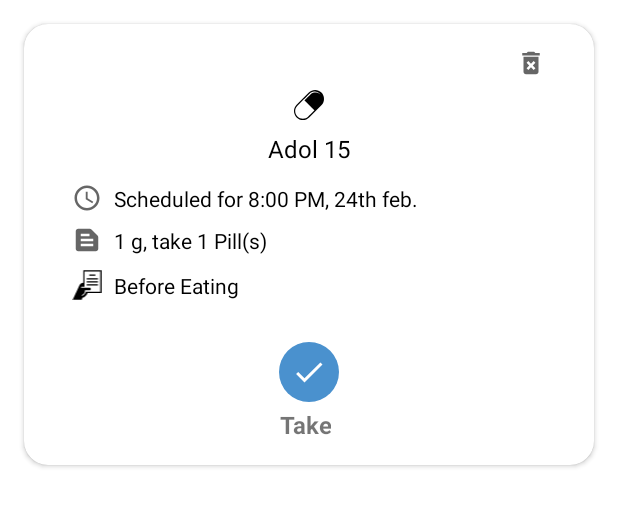
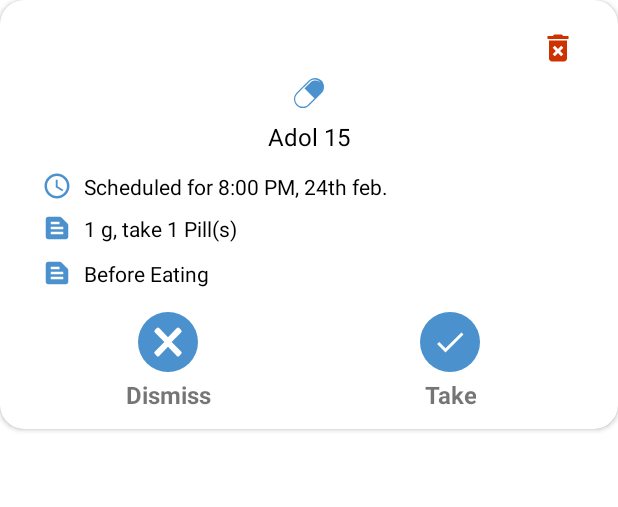
Before and after one commit to mahmoudmorsy201/Aurora, an Android app: the layout dialog_dose_details.xml on its own in the app's theme, with its tools: preview values and no code run, on a phone screen of 412 x 824 dp. Shown: the top 507 px of the screen. Run offline under Robolectric (Android 15) with nearby library versions, the phone set to English and light mode, and no system bars.

Commit message:
Dosage Details dialog with handlers, mark dosage as taken, delete Dosage, dismiss dialog handler

```diff
--- a/Aurora/app/src/main/java/com/iti/aurora/MainActivity.java
+++ b/Aurora/app/src/main/java/com/iti/aurora/MainActivity.java
@@ -29,8 +29,8 @@ public class MainActivity extends AppCompatActivity {
         bottomNavigationView.setOnNavigationItemReselectedListener(menuItem -> {
         });
 
-        PermissionUtil.requestIgnorePowerOptimize(getApplicationContext());
-        PermissionUtil.checkOverlayPermission(getApplicationContext());
+//        PermissionUtil.requestIgnorePowerOptimize(getApplicationContext());
+//        PermissionUtil.checkOverlayPermission(getApplicationContext());
     }
 
 }
--- a/Aurora/app/src/main/java/com/iti/aurora/addmedicine/view/AddMedicineActivity.java
+++ b/Aurora/app/src/main/java/com/iti/aurora/addmedicine/view/AddMedicineActivity.java
@@ -204,7 +204,6 @@ public class AddMedicineActivity extends AppCompatActivity implements AddMedicin
         medicine.setReasonOfTaking(String.valueOf(reason_inputEditText.getText()));
         List<DaysOfWeek> daysSelected = selectDaysAlertDialog.getSelectedDaysFromDialog();
 
-
         addMedicine(medicine, selectedStartDate, selectedEndDate.plusMinutes(2),
                 RecurrencyModel.valueOf(recurrencyAddMedication_spinner.getSelectedItem().toString().replace(' ', '_')),
                 daysSelected
@@ -214,7 +213,7 @@ public class AddMedicineActivity extends AppCompatActivity implements AddMedicin
 
     @Override
     public void addMedicine(Medicine medicine, DateTime startDate, DateTime endDate, RecurrencyModel recurrencyModel, List<DaysOfWeek> daysSelected) {
-        addMedicinePresenterInterface.addMedicineToDB(medicine, startDate, endDate, recurrencyModel,daysSelected);
+        addMedicinePresenterInterface.addMedicineToDB(medicine, startDate, endDate, recurrencyModel, daysSelected);
         //TODO
         Toast.makeText(AddMedicineActivity.this, "Medicine Added", Toast.LENGTH_SHORT).show();
         Intent intent = new Intent(AddMedicineActivity.this, MainActivity.class);
--- /dev/null
+++ b/Aurora/app/src/main/res/drawable/ic_cancel.xml
@@ -0,0 +1,10 @@
+<vector xmlns:android="http://schemas.android.com/apk/res/android"
+    android:width="24dp"
+    android:height="24dp"
+    android:viewportWidth="42"
+    android:viewportHeight="42">
+  <path
+      android:fillColor="#FF000000"
+      android:pathData="M21.002,26.588l10.357,10.604c1.039,1.072 1.715,1.083 2.773,0l2.078,-2.128c1.018,-1.042 1.087,-1.726 0,-2.839L25.245,21L36.211,9.775c1.027,-1.055 1.047,-1.767 0,-2.84l-2.078,-2.127c-1.078,-1.104 -1.744,-1.053 -2.773,0L21.002,15.412L10.645,4.809c-1.029,-1.053 -1.695,-1.104 -2.773,0L5.794,6.936c-1.048,1.073 -1.029,1.785 0,2.84L16.759,21L5.794,32.225c-1.087,1.113 -1.029,1.797 0,2.839l2.077,2.128c1.049,1.083 1.725,1.072 2.773,0L21.002,26.588z"
+      android:fillType="evenOdd"/>
+</vector>
--- a/Aurora/app/src/main/res/layout/dialog_dose_details.xml
+++ b/Aurora/app/src/main/res/layout/dialog_dose_details.xml
@@ -3,23 +3,24 @@
     xmlns:app="http://schemas.android.com/apk/res-auto"
     android:layout_width="match_parent"
     android:layout_height="wrap_content"
-    android:layout_margin="16dp"
     app:cardCornerRadius="16dp">
 
     <androidx.constraintlayout.widget.ConstraintLayout
+        android:minWidth="360dp"
         android:layout_width="match_parent"
-        android:layout_height="match_parent"
-        android:padding="16dp">
+        android:layout_height="wrap_content"
+        android:padding="12dp">
 
         <ImageView
+            android:layout_marginTop="8dp"
             android:id="@+id/deleteDoseImageView"
-            android:layout_width="20dp"
-            android:layout_height="20dp"
+            android:layout_width="24dp"
+            android:layout_height="24dp"
             android:layout_marginEnd="16dp"
-            android:backgroundTint="@color/primary_color"
             android:src="@drawable/ic_baseline_delete_forever_24"
             app:layout_constraintEnd_toEndOf="parent"
-            app:layout_constraintTop_toTopOf="parent" />
+            app:layout_constraintTop_toTopOf="parent"
+            app:tint="@color/warning" />
 
         <ImageView
             android:id="@+id/medicineFormImageView"
@@ -29,7 +30,8 @@
             android:src="@drawable/ic_medicine_pill"
             app:layout_constraintEnd_toEndOf="parent"
             app:layout_constraintStart_toStartOf="parent"
-            app:layout_constraintTop_toBottomOf="@id/deleteDoseImageView" />
+            app:layout_constraintTop_toBottomOf="@id/deleteDoseImageView"
+            app:tint="@color/primary_color" />
 
         <TextView
             android:id="@+id/medicineNameTextView"
@@ -52,10 +54,12 @@
             android:backgroundTint="@color/primary_color"
             android:src="@drawable/ic_baseline_schedule_24"
             app:layout_constraintStart_toStartOf="parent"
-            app:layout_constraintTop_toBottomOf="@id/medicineNameTextView" />
+            app:layout_constraintTop_toBottomOf="@id/medicineNameTextView"
+            app:tint="@color/primary_color" />
 
 
         <TextView
+            android:id="@+id/doseTimeTextView"
             android:layout_width="wrap_content"
             android:layout_height="wrap_content"
             android:layout_marginStart="8dp"
@@ -73,9 +77,11 @@
             android:layout_marginTop="8dp"
             android:src="@drawable/ic_baseline_text_snippet_24"
             app:layout_constraintStart_toStartOf="@id/scheduleIconImageView"
-            app:layout_constraintTop_toBottomOf="@id/scheduleIconImageView" />
+            app:layout_constraintTop_toBottomOf="@id/scheduleIconImageView"
+            app:tint="@color/primary_color" />
 
         <TextView
+            android:id="@+id/strengthAndDosageTextView"
             android:layout_width="wrap_content"
             android:layout_height="wrap_content"
             android:layout_marginStart="8dp"
@@ -91,11 +97,13 @@
             android:layout_width="20dp"
             android:layout_height="20dp"
             android:layout_marginTop="10dp"
-            android:src="@drawable/ic_document_read"
+            android:src="@drawable/ic_baseline_text_snippet_24"
             app:layout_constraintStart_toStartOf="@id/doseStrengthIconImageView"
-            app:layout_constraintTop_toBottomOf="@id/doseStrengthIconImageView" />
+            app:layout_constraintTop_toBottomOf="@id/doseStrengthIconImageView"
+            app:tint="@color/primary_color" />
 
         <TextView
+            android:id="@+id/medicineInstructionsTextView"
             android:layout_width="wrap_content"
             android:layout_height="wrap_content"
             android:layout_marginStart="8dp"
@@ -108,24 +116,17 @@
             app:layout_constraintTop_toTopOf="@id/instructionsIconImageView" />
 
 
-
-        <LinearLayout
-            android:layout_marginTop="12dp"
-            android:layout_width="wrap_content"
-            android:layout_height="wrap_content"
-            android:orientation="vertical"
-            app:layout_constraintEnd_toEndOf="parent"
-            app:layout_constraintStart_toStartOf="parent"
-            app:layout_constraintTop_toBottomOf="@id/instructionsIconImageView">
-
         <ImageButton
             android:id="@+id/takeDoseImageButton"
             android:layout_width="wrap_content"
             android:layout_height="wrap_content"
             android:layout_marginTop="16dp"
+            android:layout_marginEnd="80dp"
             android:background="@drawable/button_add_medication"
             android:padding="8dp"
             android:src="@drawable/ic_baseline_done_24"
+            app:layout_constraintEnd_toEndOf="parent"
+            app:layout_constraintTop_toBottomOf="@id/instructionsIconImageView"
             app:tint="@color/white" />
 
         <TextView
@@ -135,9 +136,38 @@
             android:text="@string/take"
             android:textAlignment="center"
             android:textSize="16sp"
-                android:textStyle="bold" />
+            android:textStyle="bold"
+            app:layout_constraintEnd_toEndOf="@+id/takeDoseImageButton"
+            app:layout_constraintStart_toStartOf="@+id/takeDoseImageButton"
+            app:layout_constraintTop_toBottomOf="@+id/takeDoseImageButton" />
 
-        </LinearLayout>
+
+        <ImageButton
+            android:layout_marginBottom="12dp"
+            android:id="@+id/dismissDialogImageButton"
+            android:layout_width="wrap_content"
+            android:layout_height="wrap_content"
+            android:layout_marginStart="80dp"
+            android:layout_marginTop="16dp"
+            android:background="@drawable/button_add_medication"
+            android:padding="8dp"
+            android:src="@drawable/ic_cancel"
+            app:layout_constraintStart_toStartOf="parent"
+            app:layout_constraintTop_toBottomOf="@id/instructionsIconImageView"
+            app:tint="@color/white" />
+
+        <TextView
+            android:layout_width="wrap_content"
+            android:layout_height="wrap_content"
+            android:layout_marginTop="4dp"
+            android:text="@string/dismiss"
+            android:textAlignment="center"
+            android:textSize="16sp"
+            android:textStyle="bold"
+            app:layout_constraintEnd_toEndOf="@+id/dismissDialogImageButton"
+            app:layout_constraintStart_toStartOf="@+id/dismissDialogImageButton"
+            app:layout_constraintTop_toBottomOf="@+id/dismissDialogImageButton" />
+
 
     </androidx.constraintlayout.widget.ConstraintLayout>
 
--- a/Aurora/app/src/main/res/values/strings.xml
+++ b/Aurora/app/src/main/res/values/strings.xml
@@ -43,5 +43,7 @@
     <string name="cancel">Cancel</string>
     <string name="delete">Delete</string>
     <string name="take">Take</string>
+    <string name="dismiss">Dismiss</string>
+    <string name="scheduledFor">"Scheduled for "</string>
 
 </resources>
```
Also changed, not shown: Aurora/app/src/main/java/com/iti/aurora/mainactivity/home/presenter/HomeFragmentPresenter.java (+21 -3 lines), Aurora/app/src/main/java/com/iti/aurora/mainactivity/home/presenter/HomeFragmentPresenterInterface.java (+7 -0 lines), Aurora/app/src/main/java/com/iti/aurora/mainactivity/home/view/HomeFragment.java (+23 -3 lines), Aurora/app/src/main/java/com/iti/aurora/utils/dialogs/DoseDetailsDialog.java (added, +117 -0 lines), Aurora/app/src/main/java/com/iti/aurora/utils/dialogs/DoseDialogClickListener.java (added, +11 -0 lines), Aurora/app/src/main/res/drawable/dialog_dose_background_selector.xml (added, +13 -0 lines). Lines whose indentation alone changed are shown as unchanged.
